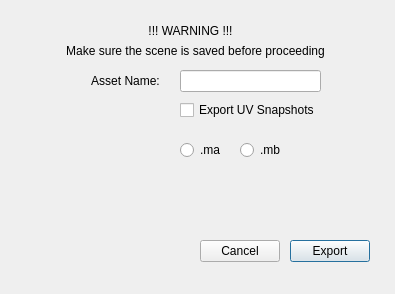
Qt form exportDialog.ui (masqu3rad3/tik_assetLibrary) before a commit.
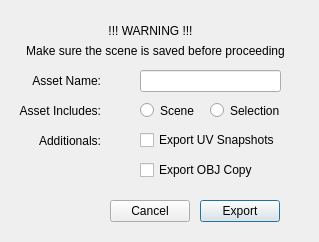
The same form after that commit.

Commit message: export options updated

```diff
--- a/exportDialog.ui
+++ b/exportDialog.ui
@@ -6,8 +6,8 @@
    <rect>
     <x>0</x>
     <y>0</y>
-    <width>395</width>
-    <height>294</height>
+    <width>319</width>
+    <height>242</height>
    </rect>
   </property>
   <property name="windowTitle">
@@ -31,33 +31,48 @@
   <widget class="QPushButton" name="export_pushButton">
    <property name="geometry">
     <rect>
-     <x>290</x>
-     <y>240</y>
-     <width>80</width>
-     <height>22</height>
-    </rect>
-   </property>
-   <property name="text">
-    <string>Export</string>
-   </property>
-  </widget>
-  <widget class="QPushButton" name="export_pushButton_2">
-   <property name="geometry">
-    <rect>
      <x>200</x>
-     <y>240</y>
+     <y>200</y>
      <width>80</width>
      <height>22</height>
     </rect>
    </property>
    <property name="text">
-    <string>Cancel</string>
+    <string notr="true">Export</string>
+   </property>
+  </widget>
+  <widget class="QPushButton" name="cancel_pushButton">
+   <property name="geometry">
+    <rect>
+     <x>110</x>
+     <y>200</y>
+     <width>80</width>
+     <height>22</height>
+    </rect>
+   </property>
+   <property name="toolTip">
+    <string notr="true"/>
+   </property>
+   <property name="statusTip">
+    <string notr="true"/>
+   </property>
+   <property name="whatsThis">
+    <string notr="true"/>
+   </property>
+   <property name="accessibleName">
+    <string notr="true"/>
+   </property>
+   <property name="accessibleDescription">
+    <string notr="true"/>
+   </property>
+   <property name="text">
+    <string notr="true">Cancel</string>
    </property>
   </widget>
   <widget class="QLabel" name="warning_label">
    <property name="geometry">
     <rect>
-     <x>140</x>
+     <x>100</x>
      <y>20</y>
      <width>101</width>
      <height>21</height>
@@ -88,9 +103,9 @@
   <widget class="QLabel" name="warning_label_2">
    <property name="geometry">
     <rect>
-     <x>30</x>
+     <x>20</x>
      <y>40</y>
-     <width>331</width>
+     <width>271</width>
      <height>21</height>
     </rect>
    </property>
@@ -119,8 +134,8 @@
   <widget class="QCheckBox" name="checkBox">
    <property name="geometry">
     <rect>
-     <x>180</x>
-     <y>100</y>
+     <x>140</x>
+     <y>130</y>
      <width>151</width>
      <height>20</height>
     </rect>
@@ -138,33 +153,33 @@
   <widget class="QRadioButton" name="extension_ma_radioButton">
    <property name="geometry">
     <rect>
-     <x>180</x>
-     <y>140</y>
-     <width>51</width>
-     <height>20</height>
+     <x>140</x>
+     <y>100</y>
+     <width>71</width>
+     <height>21</height>
     </rect>
    </property>
    <property name="text">
-    <string>.ma</string>
+    <string>Scene</string>
    </property>
   </widget>
   <widget class="QRadioButton" name="extension_mb_radioButton">
    <property name="geometry">
     <rect>
-     <x>240</x>
-     <y>140</y>
-     <width>51</width>
-     <height>20</height>
+     <x>210</x>
+     <y>100</y>
+     <width>71</width>
+     <height>21</height>
     </rect>
    </property>
    <property name="text">
-    <string>.mb</string>
+    <string>Selection</string>
    </property>
   </widget>
   <widget class="QLineEdit" name="assetname_lineEdit">
    <property name="geometry">
     <rect>
-     <x>180</x>
+     <x>140</x>
      <y>70</y>
      <width>141</width>
      <height>22</height>
@@ -195,7 +210,7 @@
   <widget class="QLabel" name="assetname_label">
    <property name="geometry">
     <rect>
-     <x>80</x>
+     <x>10</x>
      <y>70</y>
      <width>91</width>
      <height>21</height>
@@ -220,7 +235,103 @@
     <string>Asset Name:</string>
    </property>
    <property name="alignment">
-    <set>Qt::AlignCenter</set>
+    <set>Qt::AlignRight|Qt::AlignTrailing|Qt::AlignVCenter</set>
+   </property>
+  </widget>
+  <widget class="QLabel" name="assetincludes_label">
+   <property name="geometry">
+    <rect>
+     <x>10</x>
+     <y>100</y>
+     <width>91</width>
+     <height>21</height>
+    </rect>
+   </property>
+   <property name="toolTip">
+    <string notr="true"/>
+   </property>
+   <property name="statusTip">
+    <string notr="true"/>
+   </property>
+   <property name="whatsThis">
+    <string notr="true"/>
+   </property>
+   <property name="accessibleName">
+    <string notr="true"/>
+   </property>
+   <property name="accessibleDescription">
+    <string notr="true"/>
+   </property>
+   <property name="text">
+    <string notr="true">Asset Includes:</string>
+   </property>
+   <property name="alignment">
+    <set>Qt::AlignRight|Qt::AlignTrailing|Qt::AlignVCenter</set>
+   </property>
+  </widget>
+  <widget class="QLabel" name="additionals_label">
+   <property name="geometry">
+    <rect>
+     <x>10</x>
+     <y>130</y>
+     <width>91</width>
+     <height>21</height>
+    </rect>
+   </property>
+   <property name="toolTip">
+    <string notr="true"/>
+   </property>
+   <property name="statusTip">
+    <string notr="true"/>
+   </property>
+   <property name="whatsThis">
+    <string notr="true"/>
+   </property>
+   <property name="accessibleName">
+    <string notr="true"/>
+   </property>
+   <property name="accessibleDescription">
+    <string notr="true"/>
+   </property>
+   <property name="text">
+    <string notr="true">Additionals:</string>
+   </property>
+   <property name="alignment">
+    <set>Qt::AlignRight|Qt::AlignTrailing|Qt::AlignVCenter</set>
+   </property>
+  </widget>
+  <widget class="QCheckBox" name="exportobj_checkBox">
+   <property name="geometry">
+    <rect>
+     <x>140</x>
+     <y>160</y>
+     <width>151</width>
+     <height>20</height>
+    </rect>
+   </property>
+   <property name="toolTip">
+    <string notr="true"/>
+   </property>
+   <property name="statusTip">
+    <string notr="true"/>
+   </property>
+   <property name="whatsThis">
+    <string notr="true"/>
+   </property>
+   <property name="accessibleName">
+    <string notr="true"/>
+   </property>
+   <property name="accessibleDescription">
+    <string notr="true"/>
+   </property>
+   <property name="layoutDirection">
+    <enum>Qt::LeftToRight</enum>
+   </property>
+   <property name="text">
+    <string notr="true">Export OBJ Copy</string>
+   </property>
+   <property name="shortcut">
+    <string notr="true"/>
    </property>
   </widget>
  </widget>
```
Left out of the diff: 44 changed lines with no effect on the pictures. The commit also changes 1 other file.
